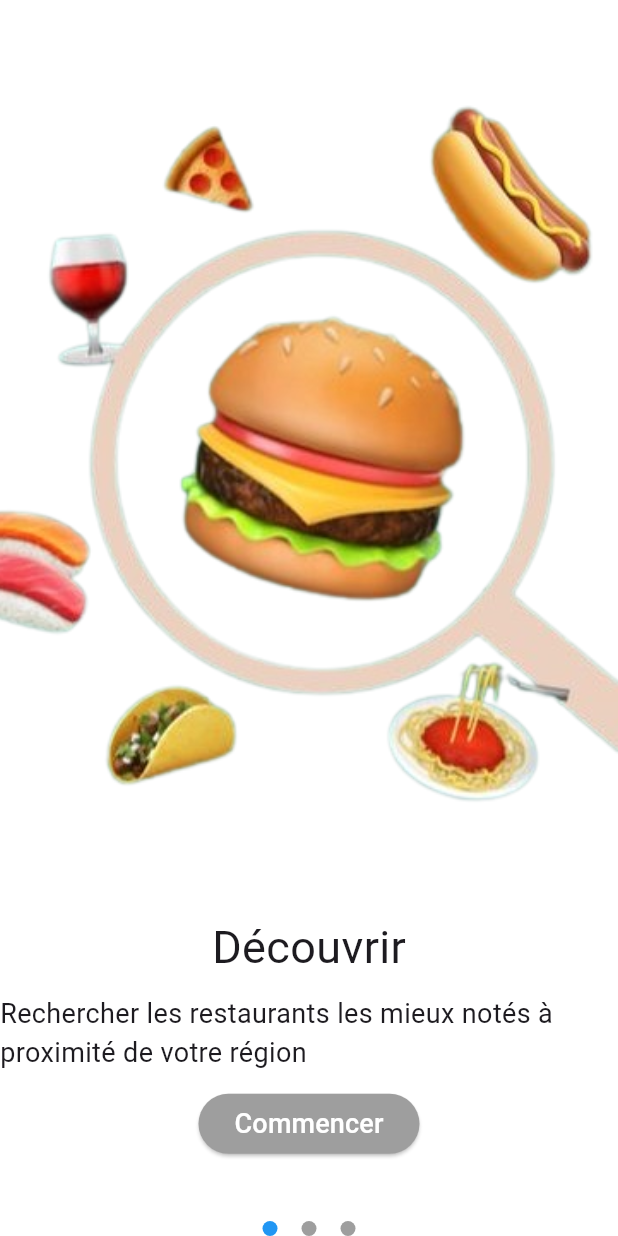
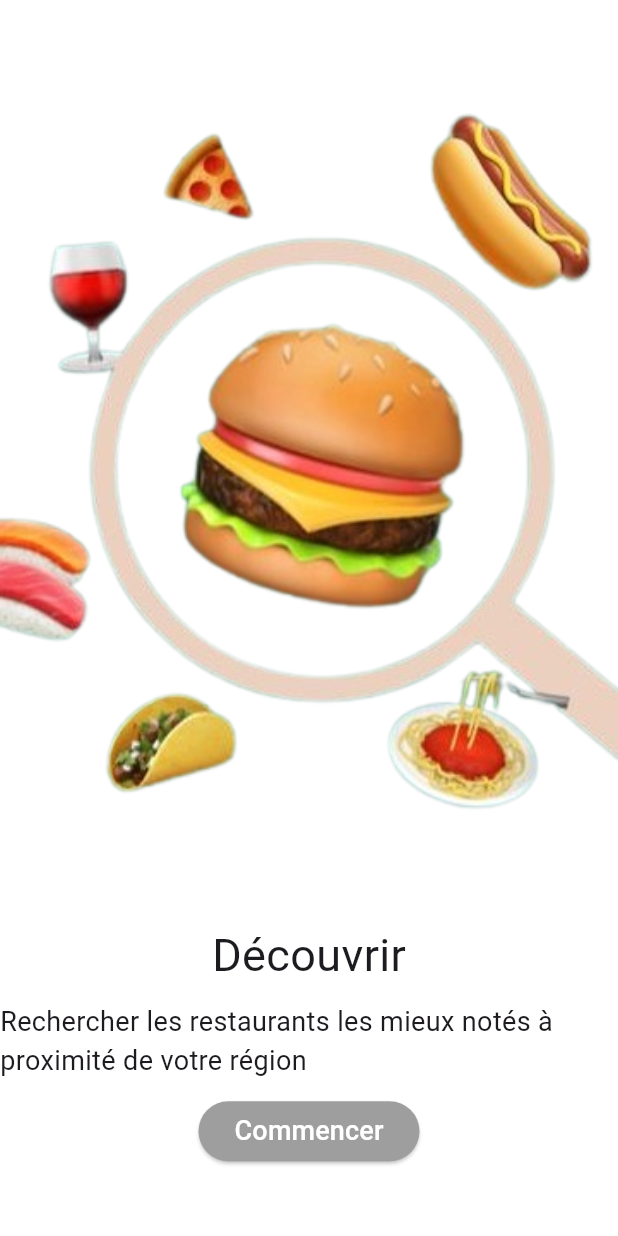
Before and after one commit to Dalel1akremi/flutterProject, a Flutter app: the screen it shows after launch, on a phone screen of 412 x 824 dp. Run offline on Flutter 3.47's test engine with Material 3 defaults, Android fonts, the phone set to English and light mode, and no system bars; our stand-ins replace shared_preferences; missing offline and left inert: bcrypt, dart:html, dart:js.

Commit message:
chore cleanup  `suppression de page reservation table et offre special`

```diff
--- a/FLUTTER/lib/main.dart
+++ b/FLUTTER/lib/main.dart
@@ -1,11 +1,7 @@
-import 'package:demo/pages/aboutRestaurant/ReserverTable.dart';
 import 'package:flutter/material.dart';
 import 'package:provider/provider.dart';
 import './pages/aboutUser/auth_provider.dart';
 import './pages/aboutRestaurant/acceuil.dart';
-
-import './pages/aboutRestaurant/offers.dart';
-
 
 void main() async {
   WidgetsFlutterBinding.ensureInitialized();
@@ -13,7 +9,7 @@ void main() async {
 }
 
 class MyApp extends StatelessWidget {
-  const MyApp({super.key});
+  const MyApp({Key? key}) : super(key: key);
 
   @override
   Widget build(BuildContext context) {
@@ -30,29 +26,16 @@ class MyApp extends StatelessWidget {
 }
 
 class AppStart extends StatelessWidget {
-  const AppStart({super.key});
+  const AppStart({Key? key}) : super(key: key);
 
   @override
   Widget build(BuildContext context) {
-
-
-      return const HomeScreen();
-
+    return const HomeScreen();
   }
 }
 
-class HomeScreen extends StatefulWidget {
-  const HomeScreen({super.key});
-
-  @override
-  // ignore: library_private_types_in_public_api
-  _HomeScreenState createState() => _HomeScreenState();
-}
-
-class _HomeScreenState extends State<HomeScreen> {
-  final PageController _pageController = PageController();
-  int _currentPage = 0;
-  final List<String> pageTitles = ['Discover', 'Reserve Table', 'Offers'];
+class HomeScreen extends StatelessWidget {
+  const HomeScreen({Key? key}) : super(key: key);
 
   @override
   Widget build(BuildContext context) {
@@ -62,12 +45,6 @@ class _HomeScreenState extends State<HomeScreen> {
         children: [
           Expanded(
             child: PageView(
-              controller: _pageController,
-              onPageChanged: (index) {
-                setState(() {
-                  _currentPage = index;
-                });
-              },
               children: [
                 Center(
                   child: Column(
@@ -75,7 +52,6 @@ class _HomeScreenState extends State<HomeScreen> {
                     children: [
                       SizedBox(
                         height: MediaQuery.of(context).size.height / 1.5,
-                        width: 1500,
                         child: Container(
                           decoration: BoxDecoration(
                             image: const DecorationImage(
@@ -109,7 +85,8 @@ class _HomeScreenState extends State<HomeScreen> {
                         onPressed: () {
                           Navigator.push(
                             context,
-                            MaterialPageRoute(builder: (context) =>  const AcceuilScreen()),
+                            MaterialPageRoute(
+                                builder: (context) => const AcceuilScreen()),
                           );
                         },
                         style: ElevatedButton.styleFrom(
@@ -126,44 +103,11 @@ class _HomeScreenState extends State<HomeScreen> {
                     ],
                   ),
                 ),
-                const ReserverTableScreen(),
-                const OffersScreen(),
               ],
-            ),
-          ),
-          Row(
-            mainAxisAlignment: MainAxisAlignment.center,
-            children: List.generate(
-              pageTitles.length,
-              (index) => buildDot(index),
             ),
           ),
         ],
       ),
     );
   }
-
-  Widget buildDot(int pageIndex) {
-    return Padding(
-      padding: const EdgeInsets.symmetric(horizontal: 8.0),
-      child: Container(
-        width: 10,
-        height: 10,
-        decoration: BoxDecoration(
-          shape: BoxShape.circle,
-          color: _currentPage == pageIndex ? Colors.blue : Colors.grey,
-        ),
-      ),
-    );
-  }
-
-  @override
-  void initState() {
-    super.initState();
-    _pageController.addListener(() {
-      setState(() {
-        _currentPage = _pageController.page!.round();
-      });
-    });
-  }
 }
--- a/FLUTTER/lib/pages/aboutRestaurant/acceuil.dart
+++ b/FLUTTER/lib/pages/aboutRestaurant/acceuil.dart
@@ -235,10 +235,10 @@ class _RestaurantListState extends State<AcceuilScreen> {
                             ...restaurant.modeDePaiement.map((mode) {
                               IconData? iconData;
                               switch (mode) {
-                                case 'espece':
+                                case 'Espèces':
                                   iconData = Icons.monetization_on;
                                   break;
-                                case 'carte bancaire':
+                                case 'Carte bancaire':
                                   iconData = Icons.credit_card;
                                   break;
                                 case 'carnet des cheques':
```
Also changed, not shown: FLUTTER/lib/pages/aboutRestaurant/ReserverTable.dart (deleted, +0 -78 lines), FLUTTER/lib/pages/aboutRestaurant/offers.dart (deleted, +0 -58 lines).
